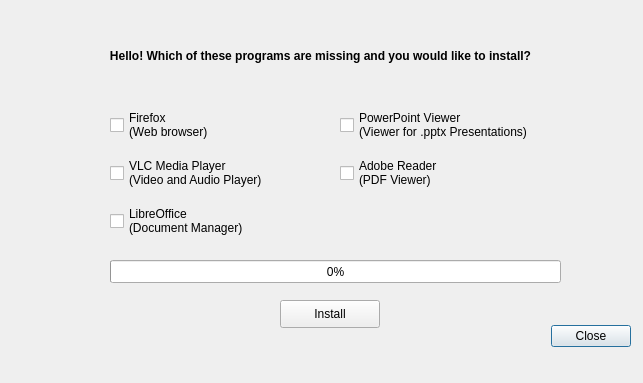
Atrate/qSchoolHelper, file ui/install_dialog.ui: the form before one commit.
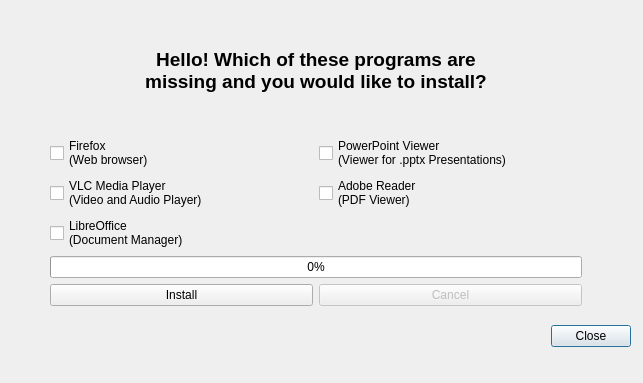
The form after the commit.

What changed in the file:
```diff
--- a/ui/install_dialog.ui
+++ b/ui/install_dialog.ui
@@ -35,84 +35,35 @@
     <set>QDialogButtonBox::Close</set>
    </property>
   </widget>
-  <widget class="QPushButton" name="install_button">
-   <property name="geometry">
-    <rect>
-     <x>280</x>
-     <y>300</y>
-     <width>100</width>
-     <height>28</height>
-    </rect>
-   </property>
-   <property name="text">
-    <string>Install</string>
-   </property>
-  </widget>
-  <widget class="QLabel" name="label">
-   <property name="geometry">
-    <rect>
-     <x>10</x>
-     <y>10</y>
-     <width>621</width>
-     <height>91</height>
-    </rect>
-   </property>
-   <property name="font">
-    <font>
-     <weight>75</weight>
-     <bold>true</bold>
-    </font>
-   </property>
-   <property name="text">
-    <string>Hello! Which of these programs are missing and you would like to install?</string>
-   </property>
-   <property name="alignment">
-    <set>Qt::AlignCenter</set>
-   </property>
-  </widget>
   <widget class="QWidget" name="gridLayoutWidget">
    <property name="geometry">
     <rect>
-     <x>110</x>
-     <y>100</y>
-     <width>454</width>
-     <height>149</height>
+     <x>50</x>
+     <y>10</y>
+     <width>532</width>
+     <height>296</height>
     </rect>
    </property>
    <layout class="QGridLayout" name="gridLayout">
-    <item row="0" column="0">
-     <widget class="QCheckBox" name="firefox_checkBox">
-      <property name="text">
-       <string>Firefox
-(Web browser)</string>
+    <item row="0" column="0" colspan="2">
+     <widget class="QLabel" name="label">
+      <property name="font">
+       <font>
+        <pointsize>14</pointsize>
+        <weight>75</weight>
+        <bold>true</bold>
+       </font>
       </property>
-     </widget>
-    </item>
-    <item row="1" column="0">
-     <widget class="QCheckBox" name="vlc_checkBox">
       <property name="text">
-       <string>VLC Media Player
-(Video and Audio Player)</string>
+       <string>Hello! Which of these programs are
+missing and you would like to install?</string>
       </property>
-     </widget>
-    </item>
-    <item row="2" column="0">
-     <widget class="QCheckBox" name="libreoffice_checkBox">
-      <property name="text">
-       <string>LibreOffice
-(Document Manager)</string>
+      <property name="alignment">
+       <set>Qt::AlignCenter</set>
       </property>
      </widget>
     </item>
     <item row="1" column="1">
-     <widget class="QCheckBox" name="reader_checkBox_3">
-      <property name="text">
-       <string>Adobe Reader
-(PDF Viewer)</string>
-      </property>
-     </widget>
-    </item>
-    <item row="0" column="1">
      <widget class="QCheckBox" name="viewer_checkBox">
       <property name="font">
        <font>
@@ -128,21 +79,64 @@
       </property>
      </widget>
     </item>
+    <item row="4" column="0" colspan="2">
+     <widget class="QProgressBar" name="progress_bar">
+      <property name="value">
+       <number>0</number>
+      </property>
+     </widget>
+    </item>
+    <item row="2" column="1">
+     <widget class="QCheckBox" name="reader_checkBox_3">
+      <property name="text">
+       <string>Adobe Reader
+(PDF Viewer)</string>
+      </property>
+     </widget>
+    </item>
+    <item row="2" column="0">
+     <widget class="QCheckBox" name="vlc_checkBox">
+      <property name="text">
+       <string>VLC Media Player
+(Video and Audio Player)</string>
+      </property>
+     </widget>
+    </item>
+    <item row="1" column="0">
+     <widget class="QCheckBox" name="firefox_checkBox">
+      <property name="text">
+       <string>Firefox
+(Web browser)</string>
+      </property>
+     </widget>
+    </item>
+    <item row="3" column="0">
+     <widget class="QCheckBox" name="libreoffice_checkBox">
+      <property name="text">
+       <string>LibreOffice
+(Document Manager)</string>
+      </property>
+     </widget>
+    </item>
+    <item row="5" column="0">
+     <widget class="QPushButton" name="install_button">
+      <property name="text">
+       <string>Install</string>
+      </property>
+     </widget>
+    </item>
+    <item row="5" column="1">
+     <widget class="QPushButton" name="cancel_button">
+      <property name="enabled">
+       <bool>false</bool>
+      </property>
+      <property name="text">
+       <string>Cancel</string>
+      </property>
+     </widget>
+    </item>
    </layout>
   </widget>
-  <widget class="QProgressBar" name="progress_bar">
-   <property name="geometry">
-    <rect>
-     <x>110</x>
-     <y>260</y>
-     <width>451</width>
-     <height>23</height>
-    </rect>
-   </property>
-   <property name="value">
-    <number>0</number>
-   </property>
-  </widget>
  </widget>
  <resources/>
  <connections>
```
